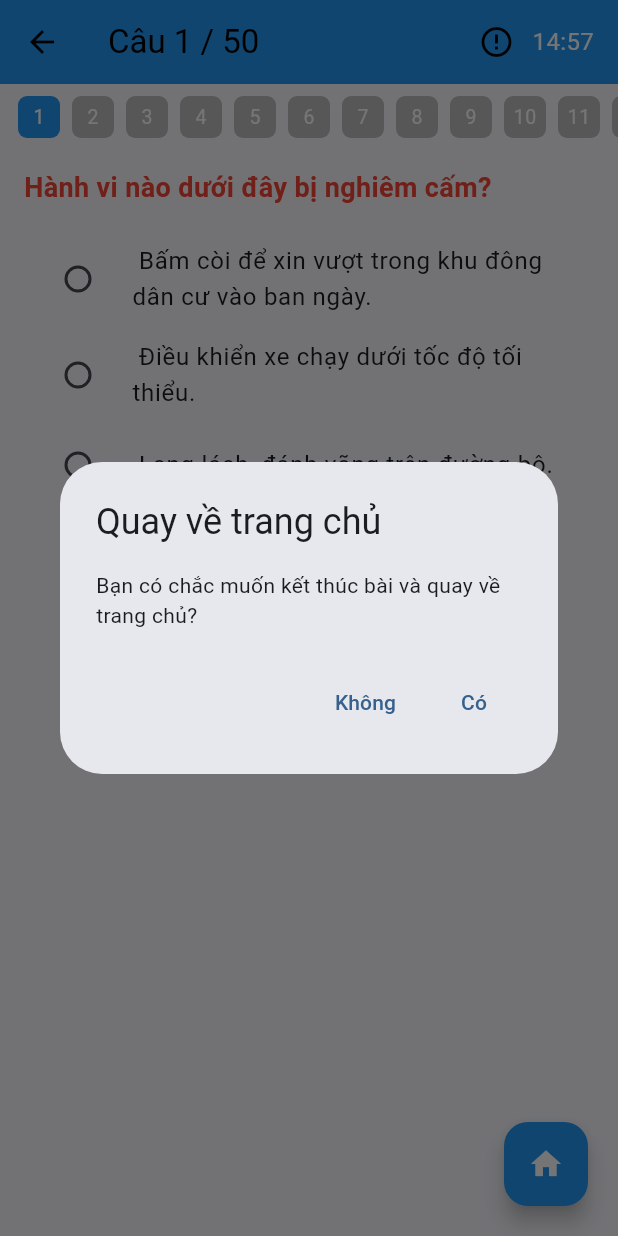
After one commit to NguyenQuy4219/bo_de_600_gplx, a Flutter app: the Top50QuestionScreen screen opened directly, after a tap on the "home" icon, on a phone screen of 412 x 824 dp. The commit adds this screen. Run offline on Flutter 3.47's test engine with Material 3 defaults, Android fonts, the light colour scheme and no system bars; our stand-ins replace shared_preferences; accounts and stored records are empty.

Commit message:
#20- BaoHanNgHuynh-[Theme]-50 wrong questions: 50 câu sai

```diff
--- /dev/null
+++ b/lib/Question/Top_50_questions_wrong.dart
@@ -0,0 +1,296 @@
+import 'package:flutter/material.dart';
+import 'dart:async';
+import 'package:bo_de_600_gplx/Data/data.dart';
+import 'wrong_questions.dart';
+
+class Top50QuestionScreen extends StatefulWidget {
+  const Top50QuestionScreen({super.key});
+
+  @override
+  State<Top50QuestionScreen> createState() => _Top50QuestionScreenState();
+}
+
+class _Top50QuestionScreenState extends State<Top50QuestionScreen> {
+  List<Question> fatalQuestions = [];
+  List<Question> incorrectQuestions = [];
+  int currentIndex = 0;
+  int? selectedOption;
+  List<bool?> answerResults = [];
+
+  Duration remainingTime = const Duration(minutes: 15);
+  Timer? _timer;
+
+  @override
+  void initState() {
+    super.initState();
+    fatalQuestions = questions.take(50).toList();
+    answerResults = List.filled(fatalQuestions.length, null);
+
+    _timer = Timer.periodic(const Duration(seconds: 1), (timer) {
+      if (!mounted) return;
+      setState(() {
+        if (remainingTime.inSeconds > 0) {
+          remainingTime -= const Duration(seconds: 1);
+        } else {
+          timer.cancel();
+          _showTimeUpDialog();
+        }
+      });
+    });
+  }
+
+  @override
+  void dispose() {
+    _timer?.cancel();
+    super.dispose();
+  }
+
+  void nextQuestion() {
+    if (currentIndex < fatalQuestions.length - 1) {
+      setState(() {
+        currentIndex++;
+        selectedOption = null;
+      });
+    }
+  }
+
+  void prevQuestion() {
+    if (currentIndex > 0) {
+      setState(() {
+        currentIndex--;
+        selectedOption = null;
+      });
+    }
+  }
+
+  void checkAnswer() {
+    final question = fatalQuestions[currentIndex];
+    final isCorrect = selectedOption == question.correctAnswerIndex;
+    answerResults[currentIndex] = isCorrect;
+    if (!isCorrect && !incorrectQuestions.contains(question)) {
+      incorrectQuestions.add(question);
+    }
+
+    showDialog(
+      context: context,
+      builder: (_) => AlertDialog(
+        title: Text(isCorrect ? '✅ Chính xác!' : '❌ Sai rồi'),
+        content: Text(
+          'Đáp án đúng là: ${question.answers[question.correctAnswerIndex]}',
+        ),
+        actions: [
+          TextButton(
+            onPressed: () {
+              Navigator.pop(context);
+              nextQuestion();
+            },
+            child: const Text('Tiếp tục'),
+          )
+        ],
+      ),
+    );
+  }
+
+  void _showTimeUpDialog() {
+    showDialog(
+      context: context,
+      barrierDismissible: false,
+      builder: (_) => AlertDialog(
+        title: const Text('⏰ Hết giờ'),
+        content: const Text('Bạn đã hết thời gian làm bài.'),
+        actions: [
+          TextButton(
+            onPressed: () {
+              Navigator.pop(context);
+              Navigator.push(
+                context,
+                MaterialPageRoute(
+                  builder: (context) => const IncorrectQuestionsPage(),
+                ),
+              );
+            },
+            child: const Text('Xem câu sai'),
+          ),
+          TextButton(
+            onPressed: () {
+              Navigator.pop(context);
+              Navigator.pop(context);
+            },
+            child: const Text('Về trang chủ'),
+          ),
+        ],
+      ),
+    );
+  }
+
+  void _confirmExit() {
+    showDialog(
+      context: context,
+      builder: (_) => AlertDialog(
+        title: const Text('Quay về trang chủ'),
+        content:
+            const Text('Bạn có chắc muốn kết thúc bài và quay về trang chủ?'),
+        actions: [
+          TextButton(
+            onPressed: () => Navigator.pop(context),
+            child: const Text('Không'),
+          ),
+          TextButton(
+            onPressed: () {
+              Navigator.pop(context); // đóng dialog
+              Navigator.pop(context); // quay về trang chủ
+            },
+            child: const Text('Có'),
+          ),
+        ],
+      ),
+    );
+  }
+
+  String _formatTime(Duration duration) {
+    final minutes = duration.inMinutes.toString().padLeft(2, '0');
+    final seconds = (duration.inSeconds % 60).toString().padLeft(2, '0');
+    return '$minutes:$seconds';
+  }
+
+  Widget _buildProgressBar() {
+    return SingleChildScrollView(
+      scrollDirection: Axis.horizontal,
+      padding: const EdgeInsets.symmetric(horizontal: 8, vertical: 8),
+      child: Row(
+        children: List.generate(fatalQuestions.length, (index) {
+          Color color;
+          if (index == currentIndex) {
+            color = Colors.blue;
+          } else if (answerResults[index] == true) {
+            color = Colors.green;
+          } else if (answerResults[index] == false) {
+            color = Colors.red;
+          } else {
+            color = Colors.grey.shade400;
+          }
+
+          return GestureDetector(
+            onTap: () {
+              setState(() {
+                currentIndex = index;
+                selectedOption = null;
+              });
+            },
+            child: Container(
+              margin: const EdgeInsets.symmetric(horizontal: 4),
+              width: 28,
+              height: 28,
+              decoration: BoxDecoration(
+                color: color,
+                borderRadius: BorderRadius.circular(6),
+              ),
+              child: Center(
+                child: Text(
+                  '${index + 1}',
+                  style: const TextStyle(fontSize: 13, color: Colors.white),
+                ),
+              ),
+            ),
+          );
+        }),
+      ),
+    );
+  }
+
+  @override
+  Widget build(BuildContext context) {
+    final question = fatalQuestions[currentIndex];
+
+    return Scaffold(
+      appBar: AppBar(
+        backgroundColor: Colors.blue,
+        title: Text('Câu ${currentIndex + 1} / ${fatalQuestions.length}'),
+        actions: [
+          IconButton(
+            icon: const Icon(Icons.error_outline),
+            tooltip: 'Xem câu sai',
+            onPressed: () {
+              Navigator.push(
+                context,
+                MaterialPageRoute(
+                  builder: (context) => const IncorrectQuestionsPage(),
+                ),
+              );
+            },
+          ),
+          Padding(
+            padding: const EdgeInsets.only(right: 16),
+            child: Center(
+              child: Text(
+                _formatTime(remainingTime),
+                style: const TextStyle(fontSize: 16, color: Colors.white),
+              ),
+            ),
+          ),
+        ],
+      ),
+      body: Stack(
+        children: [
+          Column(
+            children: [
+              _buildProgressBar(),
+              Expanded(
+                child: Padding(
+                  padding:
+                      const EdgeInsets.symmetric(horizontal: 16, vertical: 12),
+                  child: SingleChildScrollView(
+                    child: Column(
+                      crossAxisAlignment: CrossAxisAlignment.start,
+                      children: [
+                        Text(
+                          question.questionText,
+                          style: const TextStyle(
+                              fontSize: 18,
+                              fontWeight: FontWeight.bold,
+                              color: Colors.red),
+                        ),
+                        const SizedBox(height: 16),
+                        ...List.generate(question.answers.length, (index) {
+                          return RadioListTile<int>(
+                            title: Text(' ${question.answers[index]}'),
+                            value: index,
+                            groupValue: selectedOption,
+                            onChanged: (value) {
+                              setState(() {
+                                selectedOption = value;
+                              });
+                            },
+                          );
+                        }),
+                        const SizedBox(height: 20),
+                        Center(
+                          child: ElevatedButton(
+                            onPressed:
+                                selectedOption != null ? checkAnswer : null,
+                            child: const Text('Kiểm tra đáp án'),
+                          ),
+                        ),
+                        const SizedBox(height: 80), // để tránh bị nút đè lên
+                      ],
+                    ),
+                  ),
+                ),
+              ),
+            ],
+          ),
+          Positioned(
+            bottom: 20,
+            right: 20,
+            child: FloatingActionButton(
+              backgroundColor: Colors.blue,
+              onPressed: _confirmExit,
+              tooltip: 'Về trang chủ',
+              child: const Icon(Icons.home, color: Colors.white),
+            ),
+          ),
+        ],
+      ),
+    );
+  }
+}
--- a/lib/main.dart
+++ b/lib/main.dart
@@ -1,3 +1,4 @@
+import 'package:bo_de_600_gplx/Question/Top_50_questions_wrong.dart';
 import 'package:bo_de_600_gplx/Review-question/review_question_list_page.dart';
 import 'package:bo_de_600_gplx/Set-of-question/exam_list.dart';
 
@@ -69,6 +70,9 @@ class _MyHomePageState extends State<MyHomePage> {
     } else if (title == 'Thi theo bộ đề') {
       Navigator.push(context,
           MaterialPageRoute(builder: (context) => const ExamListScreen()));
+    } else if (title == 'Top 50 câu sai') {
+      Navigator.push(context,
+          MaterialPageRoute(builder: (context) => const Top50QuestionScreen()));
     } else if (title == 'Ôn tập câu hỏi') {
       Navigator.push(context,
           MaterialPageRoute(builder: (context) => StudyProgressPage()));
```
Also changed, not shown: 4 other files.
